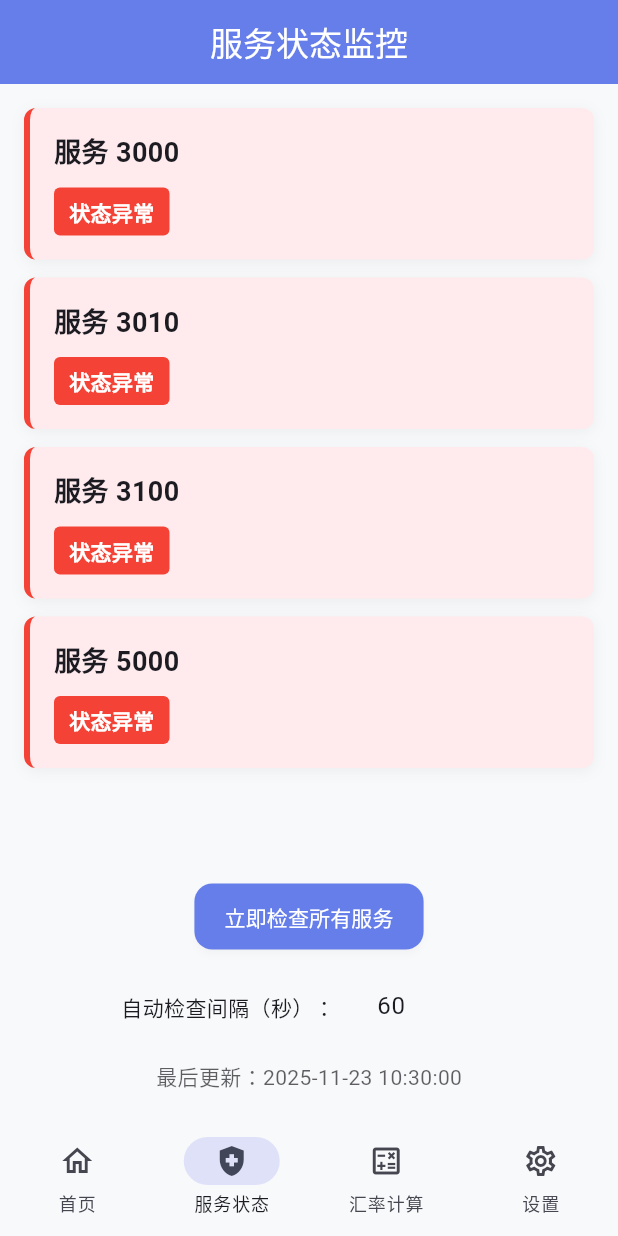
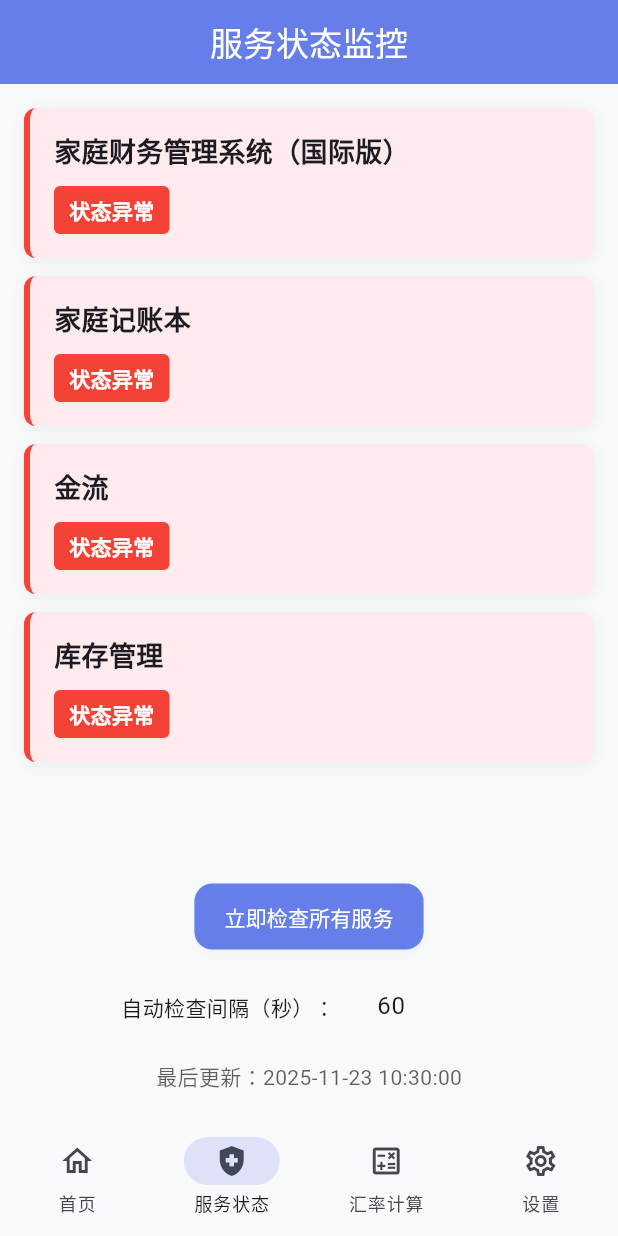
Before and after one commit to chronie-shizutoki/universal-lancher, a Flutter app: the screen it shows after launch, item 2 of the bottom bar chosen, on a phone screen of 412 x 824 dp. Run offline on Flutter 3.47's test engine with Material 3 defaults, Android fonts, the phone set to English and light mode, and no system bars; our stand-ins replace shared_preferences, webview_flutter; network calls fail.

Commit message:
feat: update app version and service names
Update app version from 1.2.0+2 to 1.4.0+140 and modify service names to be more descriptive

```diff
--- a/flutter_app/lib/pages/check_service_page.dart
+++ b/flutter_app/lib/pages/check_service_page.dart
@@ -51,10 +51,10 @@ class _CheckServicePageState extends State<CheckServicePage> {
 
   // 固定的服务列表
   final List<ServiceItem> _services = [
-    ServiceItem(id: '1', name: '服务 3000', url: 'http://192.168.0.197:3000'),
-    ServiceItem(id: '2', name: '服务 3010', url: 'http://192.168.0.197:3010/api/lite'),
-    ServiceItem(id: '3', name: '服务 3100', url: 'http://192.168.0.197:3100'),
-    ServiceItem(id: '4', name: '服务 5000', url: 'http://192.168.0.197:5000/api/health'),
+    ServiceItem(id: '1', name: '家庭财务管理系统（国际版）', url: 'http://192.168.0.197:3000'),
+    ServiceItem(id: '2', name: '家庭记账本', url: 'http://192.168.0.197:3010/api/lite'),
+    ServiceItem(id: '3', name: '金流', url: 'http://192.168.0.197:3100'),
+    ServiceItem(id: '4', name: '库存管理', url: 'http://192.168.0.197:5000/api/health'),
   ];
 
   @override
--- a/flutter_app/lib/pages/settings_page.dart
+++ b/flutter_app/lib/pages/settings_page.dart
@@ -46,7 +46,7 @@ class _SettingsPageState extends State<SettingsPage> {
                   _buildInfoTile(
                     context,
                     '版本信息',
-                    '1.3.0',
+                    '1.4.0',
                     Icons.apps_outage,
                   ),
                   const Divider(height: 1),
--- a/flutter_app/pubspec.yaml
+++ b/flutter_app/pubspec.yaml
@@ -16,7 +16,7 @@ publish_to: 'none' # Remove this line if you wish to publish to pub.dev
 # https://developer.apple.com/library/archive/documentation/General/Reference/InfoPlistKeyReference/Articles/CoreFoundationKeys.html
 # In Windows, build-name is used as the major, minor, and patch parts
 # of the product and file versions while build-number is used as the build suffix.
-version: 1.2.0+2
+version: 1.4.0+140
 
 environment:
   sdk: ">=3.5.0 <4.0.0"
```
